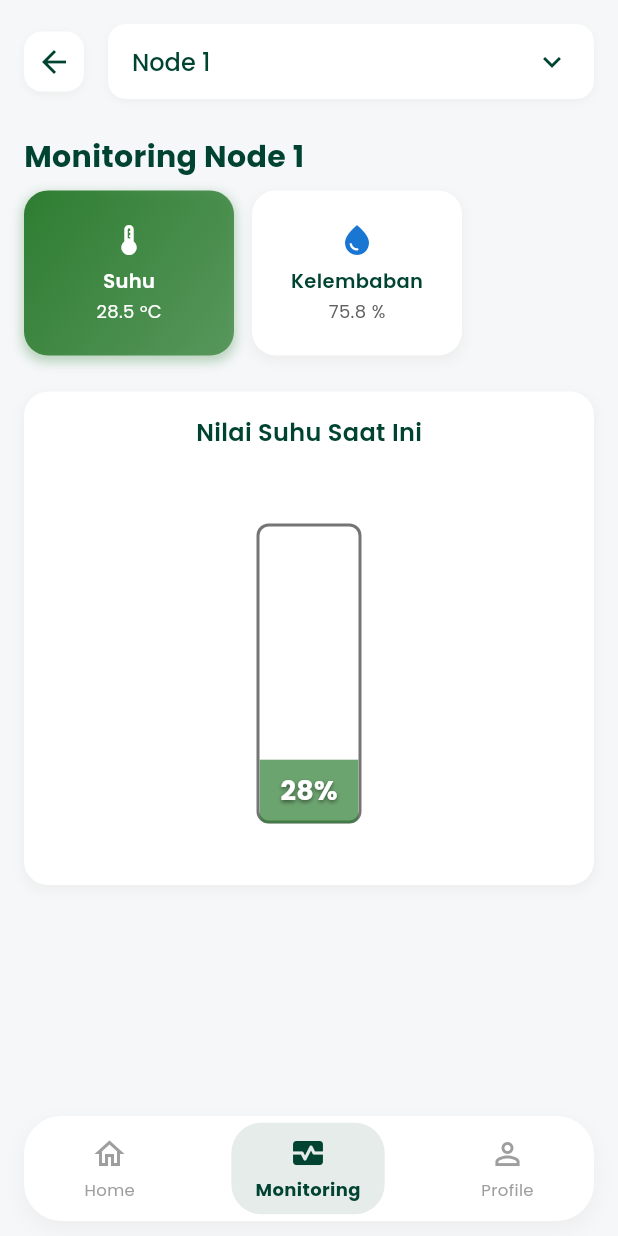
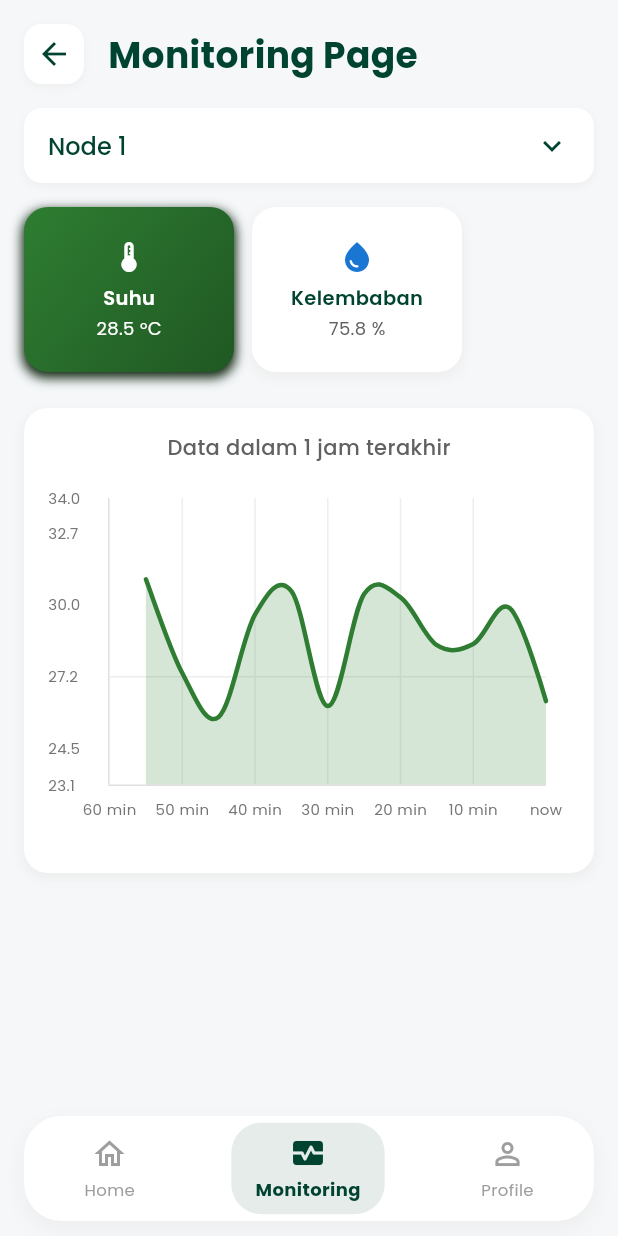
Before and after one commit to ItsarHvr/LokaSync-OTA-Firmware-Update-ESP32, a Flutter app: the Monitoring screen opened by its route, on a phone screen of 412 x 824 dp. Run offline on Flutter 3.47's test engine with Material 3 defaults, Android fonts, the phone set to English and light mode, and no system bars; drawn by our look-alikes of fl_chart; our stand-ins replace elegant_notification, firebase_auth, firebase_core, flutter_secure_storage, google_fonts, google_sign_in and 2 more; accounts and stored records are empty; generated files the repository leaves out were written again.

Commit message:
Penyesuaian di monitoring page.

```diff
--- a/lib/features/monitoring/presentation/pages/monitoring_page.dart
+++ b/lib/features/monitoring/presentation/pages/monitoring_page.dart
@@ -2,6 +2,7 @@ import 'package:flutter/material.dart';
 import 'package:google_fonts/google_fonts.dart';
 import 'package:lokasync/presentation/widgets/bottom_navbar.dart';
 import 'dart:math';
+import 'package:fl_chart/fl_chart.dart';
 
 // Models
 class SensorData {
@@ -233,6 +234,25 @@ class _MonitoringState extends State<Monitoring> {
     }
   }
 
+  // Data for charts (random data for demonstration)
+  List<FlSpot> _generateChartData(SensorData sensor) {
+    final random = Random();
+    final spots = <FlSpot>[];
+    // Generate data for the last hour (12 data points, 5 min interval)
+    for (int i = 0; i < 12; i++) {
+      // Base value is the current sensor value
+      double baseValue = sensor.value;
+      // Add some random fluctuation (±10% of the value)
+      double fluctuation = (random.nextDouble() * 0.2 - 0.1) * baseValue;
+      double value = (baseValue + fluctuation).clamp(0, double.infinity);
+
+      // X-axis: time in minutes (60 minutes ago to now)
+      double x = i * 5.0; // 5-minute intervals
+      spots.add(FlSpot(x, value));
+    }
+    return spots;
+  }
+
   @override
   Widget build(BuildContext context) {
     return Scaffold(
@@ -265,9 +285,9 @@ class _MonitoringState extends State<Monitoring> {
       padding: const EdgeInsets.symmetric(horizontal: 16.0),
       child: Column(
         crossAxisAlignment: CrossAxisAlignment.start,
-        mainAxisSize: MainAxisSize.min, // Mengatur ukuran minimal untuk menghindari overflow
+        mainAxisSize: MainAxisSize.min,
         children: [
-          // Header with back button and node selector
+          // Header with back button and title
           Padding(
             padding: const EdgeInsets.symmetric(vertical: 16.0),
             child: Row(
@@ -292,22 +312,23 @@ class _MonitoringState extends State<Monitoring> {
                   ),
                 ),
                 const SizedBox(width: 16),
-                Expanded(child: _buildNodeDropdown()),
+                // Title now placed beside the back button
+                Text(
+                  'Monitoring Page',
+                  style: GoogleFonts.poppins(
+                    fontSize: 24,
+                    fontWeight: FontWeight.bold,
+                    color: const Color(0xFF014331),
+                  ),
+                ),
               ],
             ),
           ),
 
-          // Title
+          // Node selector dropdown (now below title and back button)
           Padding(
-            padding: const EdgeInsets.symmetric(vertical: 8.0),
-            child: Text(
-              'Monitoring ${node?.name ?? ""}',
-              style: GoogleFonts.poppins(
-                fontSize: 20,
-                fontWeight: FontWeight.bold,
-                color: const Color(0xFF014331),
-              ),
-            ),
+            padding: const EdgeInsets.only(bottom: 16.0),
+            child: _buildNodeDropdown(),
           ),
 
           // Sensor cards - scrollable horizontally
@@ -335,7 +356,7 @@ class _MonitoringState extends State<Monitoring> {
               child: SingleChildScrollView(
                 physics: const BouncingScrollPhysics(),
                 child: Padding(
-                  padding: const EdgeInsets.only(bottom: 16.0), // Tambahkan padding bottom untuk menghindari overflow
+                  padding: const EdgeInsets.only(bottom: 16.0),
                   child: _buildSensorVisualization(_selectedSensor!),
                 ),
               ),
@@ -419,7 +440,12 @@ class _MonitoringState extends State<Monitoring> {
               ? LinearGradient(
                   begin: Alignment.topLeft,
                   end: Alignment.bottomRight,
-                  colors: [sensor.color, sensor.color.withAlpha(179)],
+                  colors: [
+                    sensor.color,
+                    HSLColor.fromColor(sensor.color)
+                        .withLightness(HSLColor.fromColor(sensor.color).lightness * 0.7)
+                        .toColor()
+                  ],
                 )
               : null,
           color: isSelected ? null : Colors.white,
@@ -427,7 +453,9 @@ class _MonitoringState extends State<Monitoring> {
           boxShadow: [
             BoxShadow(
               color: isSelected
-                  ? sensor.color.withAlpha(77)
+                  ? HSLColor.fromColor(sensor.color)
+                        .withLightness(HSLColor.fromColor(sensor.color).lightness * 0.3)
+                        .toColor()
                   : Colors.grey.shade200,
               blurRadius: 6,
               spreadRadius: 1,
@@ -490,204 +518,169 @@ class _MonitoringState extends State<Monitoring> {
         crossAxisAlignment: CrossAxisAlignment.center,
         mainAxisSize: MainAxisSize.min,
         children: [
-          Text(
-            'Nilai ${sensor.name} Saat Ini',
-            style: GoogleFonts.poppins(
-              fontSize: 16,
-              fontWeight: FontWeight.w600,
-              color: const Color(0xFF014331),
-            ),
-          ),
-          const SizedBox(height: 24),
-
-          // Visualisasi sesuai jenis sensor
-          if (sensor.name == 'Suhu')
-            _buildTemperatureVisualization(sensor)
-          else if (sensor.name == 'Kelembaban' || sensor.name == 'TDS')
-            _buildCircularVisualization(sensor)
-          else
-            Text(
-              '${sensor.value} ${sensor.unit}',
+          // Chart title
+          Padding(
+            padding: const EdgeInsets.only(bottom: 8.0),
+            child: Text(
+              'Data dalam 1 jam terakhir',
               style: GoogleFonts.poppins(
-                fontSize: 32,
-                fontWeight: FontWeight.bold,
-                color: sensor.color,
+                fontSize: 14,
+                fontWeight: FontWeight.w500,
+                color: Colors.grey.shade700,
               ),
-            ),
-        ],
-      ),
-    );
-  }
-
-  // Widget visualisasi suhu berbentuk persegi panjang dengan fill dari bawah
-  Widget _buildTemperatureVisualization(SensorData sensor) {
-    // Nilai suhu dibatasi antara 0-100 derajat Celcius
-    final double fillPercentage = (sensor.value / 100).clamp(0.0, 1.0);
-
-    return Container(
-      height: 250,
-      child: Stack(
-        alignment: Alignment.center,
-        children: [
-          // Container luar (background) dengan border lebih tebal dan gelap
-          Container(
-            width: 70,
-            height: 200,
-            decoration: BoxDecoration(
-              color: Colors.white,
-              borderRadius: BorderRadius.circular(8),
-              border: Border.all(color: Colors.grey.shade600, width: 2),
             ),
           ),
 
-          // Fill suhu (dari bawah ke atas) - pastikan height tidak melebihi container luar
-          Positioned(
-            bottom: 25, // Adjusted to be inside the container
-            child: ClipRRect(
-              borderRadius: BorderRadius.only(
-                bottomLeft: const Radius.circular(6),
-                bottomRight: const Radius.circular(6),
-                topLeft: fillPercentage == 1.0 ? const Radius.circular(6) : Radius.zero,
-                topRight: fillPercentage == 1.0 ? const Radius.circular(6) : Radius.zero,
-              ),
-              child: Container(
-                width: 66, // Slightly smaller than outer container
-                height: min(150 * fillPercentage, 150), // Ensure it stays within bounds
-                color: sensor.color.withOpacity(0.7),
-                // Nilai suhu sebagai teks putih di tengah fill area
-                child: Center(
-                  child: Text(
-                    "${(fillPercentage * 100).toInt()}%",
-                    style: GoogleFonts.poppins(
-                      fontSize: 18,
-                      fontWeight: FontWeight.bold,
-                      color: Colors.white,
-                      shadows: [
-                        Shadow(
-                          color: Colors.black.withOpacity(0.5),
-                          blurRadius: 3,
-                          offset: const Offset(0, 1),
-                        ),
-                      ],
-                    ),
-                  ),
-                ),
-              ),
-            ),
+          // Chart visualization
+          SizedBox(
+            height: 250,
+            child: _buildSensorChart(sensor),
           ),
         ],
       ),
     );
   }
 
-  // Widget visualisasi lingkaran untuk kelembaban dan TDS
-  Widget _buildCircularVisualization(SensorData sensor) {
-    // Tentukan nilai maksimum berdasarkan jenis sensor
-    final double maxValue = sensor.name == 'Kelembaban' ? 100.0 : 1000.0;
-    final double fillPercentage = (sensor.value / maxValue).clamp(0.0, 1.0);
+  // New chart visualization widgets
+  Widget _buildSensorChart(SensorData sensor) {
+    final chartData = _generateChartData(sensor);
+    final minY = chartData.map((spot) => spot.y).reduce(min) * 0.9;
+    final maxY = chartData.map((spot) => spot.y).reduce(max) * 1.1;
 
-    return SizedBox(
-      height: 220,
-      width: 220,
-      child: Stack(
-        alignment: Alignment.center,
-        children: [
-          // Progress background
-          Container(
-            width: 200,
-            height: 200,
-            decoration: BoxDecoration(
-              shape: BoxShape.circle,
-              color: sensor.color.withAlpha(30),
+    return Padding(
+      padding: const EdgeInsets.only(right: 16, left: 0, top: 16, bottom: 12),
+      child: LineChart(
+        LineChartData(
+          gridData: FlGridData(
+            show: true,
+            drawVerticalLine: true,
+            horizontalInterval: maxY / 5,
+            verticalInterval: 10,
+            getDrawingHorizontalLine: (value) {
+              return FlLine(
+                color: Colors.grey.shade200,
+                strokeWidth: 1,
+              );
+            },
+            getDrawingVerticalLine: (value) {
+              return FlLine(
+                color: Colors.grey.shade200,
+                strokeWidth: 1,
+              );
+            },
+          ),
+          titlesData: FlTitlesData(
+            show: true,
+            rightTitles: const AxisTitles(
+              sideTitles: SideTitles(showTitles: false),
             ),
-          ),
-
-          // Progress indicator
-          CustomPaint(
-            size: const Size(200, 200),
-            painter: CircularProgressPainter(
-              progress: fillPercentage,
-              progressColor: sensor.color,
-              strokeWidth: 15.0,
+            topTitles: const AxisTitles(
+              sideTitles: SideTitles(showTitles: false),
             ),
-          ),
-
-          // Value in center
-          Column(
-            mainAxisSize: MainAxisSize.min,
-            children: [
-              Text(
-                sensor.value.toStringAsFixed(1),
-                style: GoogleFonts.poppins(
-                  fontSize: 36,
-                  fontWeight: FontWeight.bold,
-                  color: sensor.color,
-                ),
+            bottomTitles: AxisTitles(
+              sideTitles: SideTitles(
+                showTitles: true,
+                reservedSize: 30,
+                interval: 10, // 10 minute intervals
+                getTitlesWidget: (value, meta) {
+                  int minutes = 60 - value.toInt();
+                  if (minutes % 10 == 0 || minutes == 0 || minutes == 60) {
+                    return Padding(
+                      padding: const EdgeInsets.only(top: 8.0),
+                      child: Text(
+                        minutes == 0 ? 'now' : '$minutes min',
+                        style: GoogleFonts.poppins(
+                          color: Colors.grey.shade600,
+                          fontSize: 10,
+                        ),
+                      ),
+                    );
+                  }
+                  return const SizedBox();
+                },
               ),
-              Text(
-                sensor.unit,
-                style: GoogleFonts.poppins(
-                  fontSize: 18,
-                  fontWeight: FontWeight.w500,
-                  color: Colors.black54,
-                ),
-              ),
-            ],
-          ),
-
-          // Small indicator dot at top
-          Positioned(
-            top: 10,
-            child: Container(
-              width: 10,
-              height: 10,
-              decoration: BoxDecoration(
-                color: sensor.color,
-                shape: BoxShape.circle,
-                border: Border.all(color: Colors.white, width: 1),
+            ),
+            leftTitles: AxisTitles(
+              sideTitles: SideTitles(
+                showTitles: true,
+                interval: (maxY - minY) / 4,
+                getTitlesWidget: (value, meta) {
+                  // Only show a reasonable number of decimal places
+                  String displayValue = value.toStringAsFixed(
+                    sensor.unit == '°C' || sensor.unit == '%' ? 1 : 0
+                  );
+                  return Text(
+                    displayValue,
+                    style: GoogleFonts.poppins(
+                      color: Colors.grey.shade600,
+                      fontSize: 10,
+                    ),
+                  );
+                },
+                reservedSize: 40,
               ),
             ),
           ),
-        ],
+          borderData: FlBorderData(
+            show: true,
+            border: Border(
+              bottom: BorderSide(color: Colors.grey.shade300, width: 1),
+              left: BorderSide(color: Colors.grey.shade300, width: 1),
+            ),
+          ),
+          minX: 0,
+          maxX: 60, // 60 minutes
+          minY: minY,
+          maxY: maxY,
+          lineBarsData: [
+            LineChartBarData(
+              spots: chartData.map((spot) =>
+                FlSpot(60 - spot.x, spot.y) // Reverse x-axis (60 min ago to now)
+              ).toList(),
+              isCurved: true,
+              color: sensor.color,
+              barWidth: 3,
+              isStrokeCapRound: true,
+              dotData: const FlDotData(
+                show: false,
+              ),
+              belowBarData: BarAreaData(
+                show: true,
+                color: HSLColor.fromColor(sensor.color)
+                    .withAlpha(0.2)
+                    .toColor(),
+              ),
+            ),
+          ],
+          lineTouchData: LineTouchData(
+            touchTooltipData: LineTouchTooltipData(
+              tooltipRoundedRadius: 8,
+              getTooltipColor: (LineBarSpot touchedSpot) {
+                return HSLColor.fromColor(Colors.white)
+                    .withAlpha(0.8)
+                    .toColor();
+              },
+              getTooltipItems: (List<LineBarSpot> touchedSpots) {
+                return touchedSpots.map((LineBarSpot touchedSpot) {
+                  // Calculate time (x-axis is inverted)
+                  int minutesAgo = (60 - touchedSpot.x).round();
+                  String timeText = minutesAgo == 0
+                      ? 'now'
+                      : '$minutesAgo min ago';
+
+                  return LineTooltipItem(
+                    '${touchedSpot.y.toStringAsFixed(1)} ${sensor.unit}\n$timeText',
+                    GoogleFonts.poppins(
+                      color: sensor.color,
+                      fontWeight: FontWeight.bold,
+                    ),
+                  );
+                }).toList();
+              },
+            ),
+          ),
+        ),
       ),
     );
   }
 }
-
-// Custom painter untuk progress arc
-class CircularProgressPainter extends CustomPainter {
-  final double progress;
-  final Color progressColor;
-  final double strokeWidth;
-
-  CircularProgressPainter({
-    required this.progress,
-    required this.progressColor,
-    this.strokeWidth = 8.0,
-  });
-
-  @override
-  void paint(Canvas canvas, Size size) {
-    final center = Offset(size.width / 2, size.height / 2);
-    final radius = size.width / 2;
-    const startAngle = -90 * (3.14 / 180); // -90 degrees in radians
-    final sweepAngle = 2 * 3.14 * progress;
-
-    final paint = Paint()
-      ..color = progressColor
-      ..style = PaintingStyle.stroke
-      ..strokeWidth = strokeWidth
-      ..strokeCap = StrokeCap.round;
-
-    canvas.drawArc(
-      Rect.fromCircle(center: center, radius: radius - paint.strokeWidth / 2),
-      startAngle,
-      sweepAngle,
-      false,
-      paint,
-    );
-  }
-
-  @override
-  bool shouldRepaint(CustomPainter oldDelegate) => true;
-}
```
